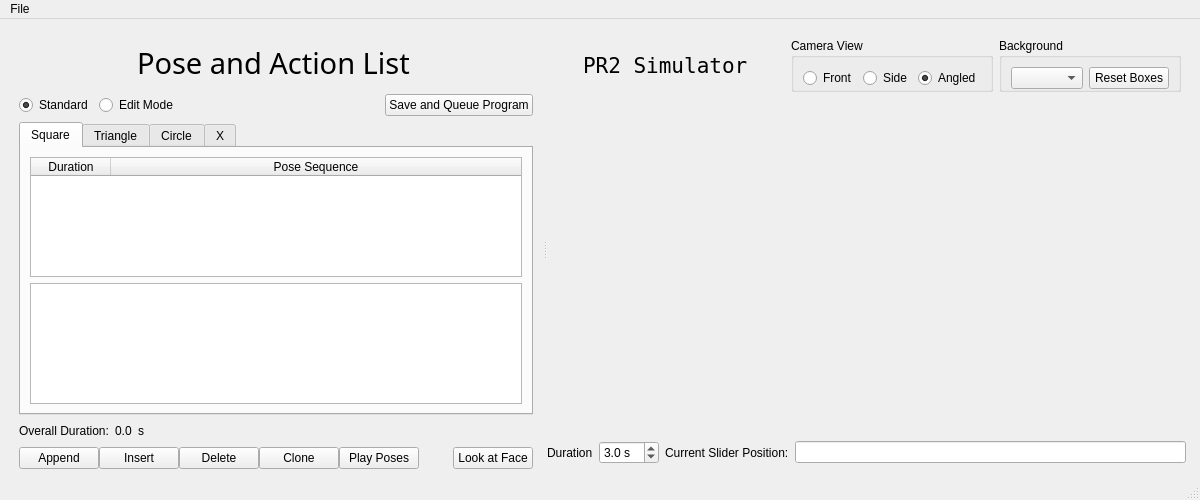
First picture: the form in slider_gui/src/slider_simple.ui, repository PR2/pr2_hack_the_future, before the edit.
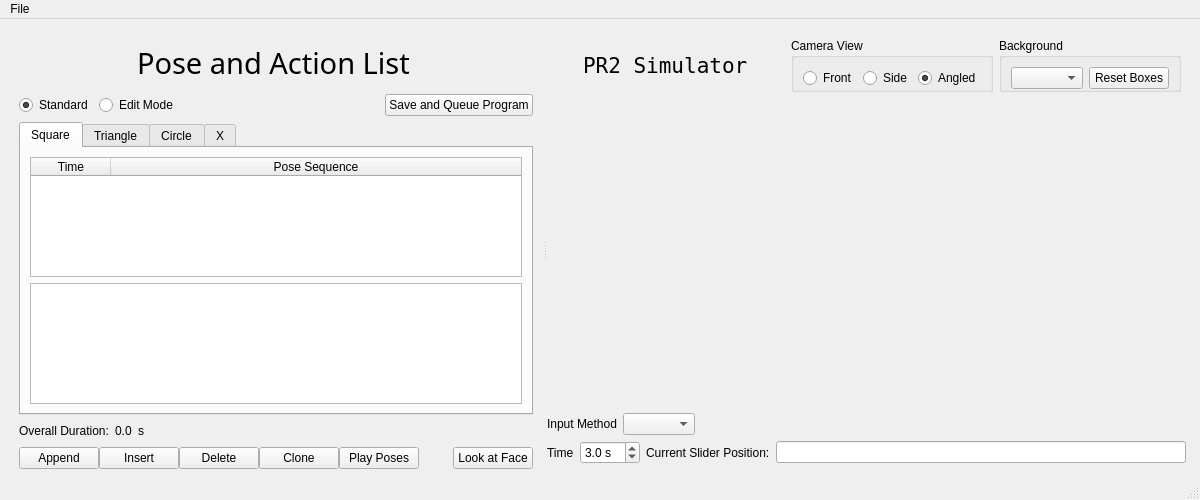
Second picture: the form after the edit.

Commit message: preparations for different input modes, renamed duration to time

Patch:
```diff
--- a/slider_gui/src/slider_simple.ui
+++ b/slider_gui/src/slider_simple.ui
@@ -168,7 +168,7 @@
               </attribute>
               <column>
                <property name="text">
-                <string>Duration</string>
+                <string>Time</string>
                </property>
               </column>
               <column>
@@ -427,7 +427,7 @@
        </layout>
       </widget>
       <widget class="QWidget" name="widget_right">
-       <layout class="QVBoxLayout" name="robot_view_verticalLayout" stretch="0,1,0">
+       <layout class="QVBoxLayout" name="robot_view_verticalLayout" stretch="0,1,0,0">
         <property name="topMargin">
          <number>5</number>
         </property>
@@ -575,6 +575,36 @@
           </property>
          </widget>
         </item>
+        <item>
+         <layout class="QHBoxLayout" name="input_method_horizontalLayout">
+          <item>
+           <widget class="QLabel" name="input_method_label">
+            <property name="locale">
+             <locale language="English" country="UnitedStates"/>
+            </property>
+            <property name="text">
+             <string>Input Method</string>
+            </property>
+           </widget>
+          </item>
+          <item>
+           <widget class="QComboBox" name="input_method_comboBox"/>
+          </item>
+          <item>
+           <spacer name="horizontalSpacer_8">
+            <property name="orientation">
+             <enum>Qt::Horizontal</enum>
+            </property>
+            <property name="sizeHint" stdset="0">
+             <size>
+              <width>40</width>
+              <height>20</height>
+             </size>
+            </property>
+           </spacer>
+          </item>
+         </layout>
+        </item>
         <item>
          <layout class="QHBoxLayout" name="horizontalLayout_3">
           <item>
@@ -583,7 +613,7 @@
              <locale language="English" country="UnitedStates"/>
             </property>
             <property name="text">
-             <string>Duration</string>
+             <string>Time</string>
             </property>
            </widget>
           </item>
```
The commit also changes 3 other files.
